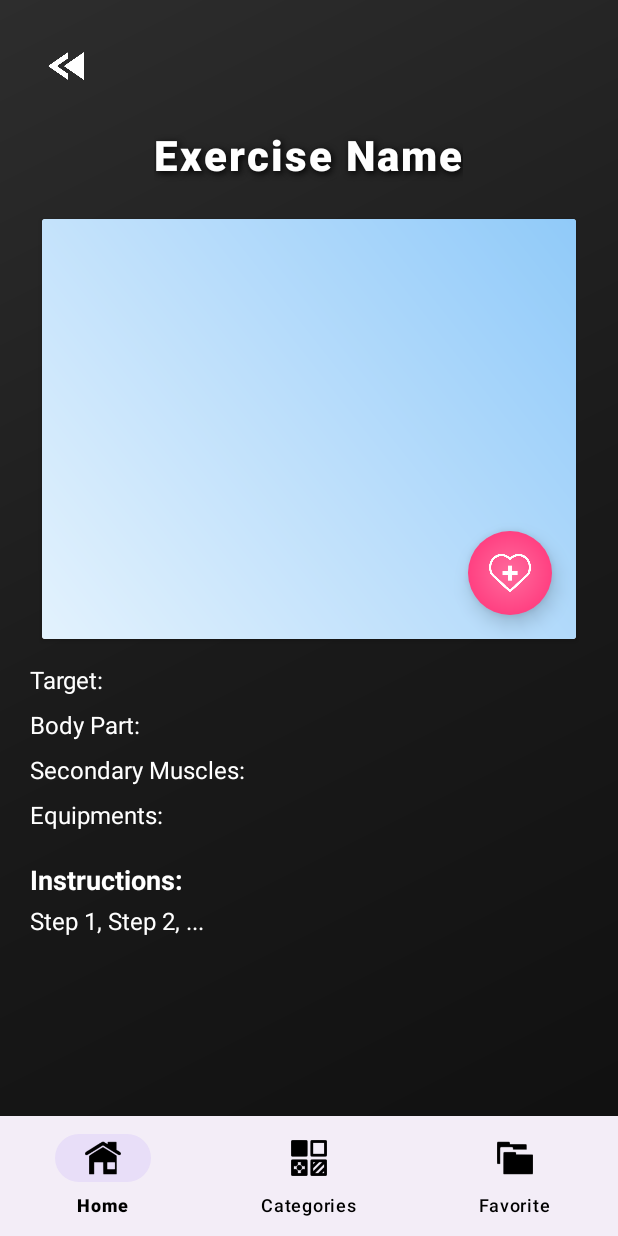
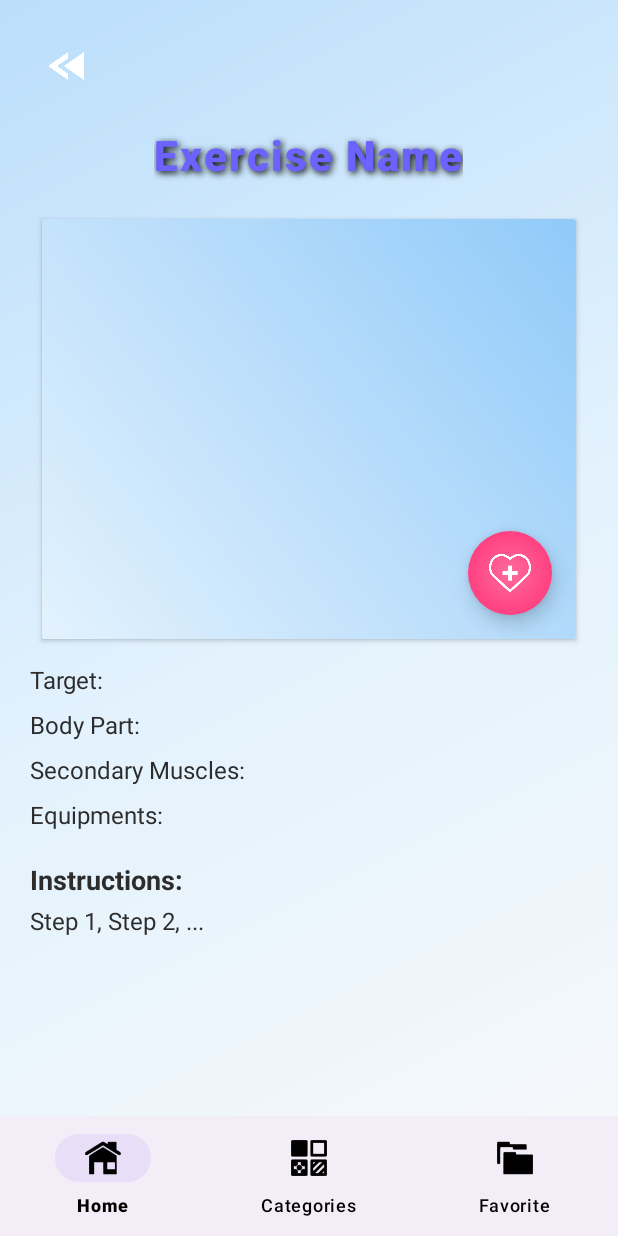
Before and after one commit to NurWahida1090/Exercise, an Android app: the fragment DetailFragment placed in its activity, on a phone screen of 412 x 824 dp. Run offline under Robolectric (Android 15) with nearby library versions, the light colour scheme and no system bars; pictures from the network do not load; 1 statement that could not run was skipped.

Commit message:
ui revisi

```diff
--- a/app/src/main/res/drawable/dark_gradient_bg.xml
+++ b/app/src/main/res/drawable/dark_gradient_bg.xml
@@ -2,8 +2,8 @@
 <shape xmlns:android="http://schemas.android.com/apk/res/android">
     <gradient
         android:angle="135"
-        android:startColor="#0F0F0F"
-        android:centerColor="#1A1A1A"
-        android:endColor="#2D2D2D"
+        android:startColor="#F8F9FA"
+        android:centerColor="#E3F2FD"
+        android:endColor="#BBDEFB"
         android:type="linear" />
 </shape>
--- a/app/src/main/res/layout/activity_auth.xml
+++ /dev/null
@@ -1,5 +0,0 @@
-<?xml version="1.0" encoding="utf-8"?>
-<FrameLayout xmlns:android="http://schemas.android.com/apk/res/android"
-    android:id="@+id/auth_fragment_container"
-    android:layout_width="match_parent"
-    android:layout_height="match_parent"/>
--- a/app/src/main/res/layout/fragment_detail.xml
+++ b/app/src/main/res/layout/fragment_detail.xml
@@ -28,7 +28,7 @@
         android:text="Exercise Name"
         android:textSize="28sp"
         android:textStyle="bold"
-        android:textColor="@color/white"
+        android:textColor="@color/primary_purple"
         android:fontFamily="sans-serif-medium"
         android:letterSpacing="0.05"
         android:shadowColor="#000000"
@@ -104,7 +104,7 @@
                 android:text="Target: "
                 android:textSize="16sp"
                 android:layout_marginBottom="8dp"
-                android:textColor="#FFFFFF"/>
+                android:textColor="@color/text_primary"/>
 
             <TextView
                 android:id="@+id/tv_body_part"
@@ -113,7 +113,7 @@
                 android:text="Body Part: "
                 android:textSize="16sp"
                 android:layout_marginBottom="8dp"
-                android:textColor="#FFFFFF"/>
+                android:textColor="@color/text_primary"/>
 
             <TextView
                 android:id="@+id/tv_secondary_muscles"
@@ -122,7 +122,7 @@
                 android:text="Secondary Muscles: "
                 android:textSize="16sp"
                 android:layout_marginBottom="8dp"
-                android:textColor="#FFFFFF"/>
+                android:textColor="@color/text_primary"/>
 
             <TextView
                 android:id="@+id/tv_equipments"
@@ -131,7 +131,7 @@
                 android:text="Equipments: "
                 android:textSize="16sp"
                 android:layout_marginBottom="8dp"
-                android:textColor="#FFFFFF"/>
+                android:textColor="@color/text_primary"/>
 
             <TextView
                 android:id="@+id/tv_instructions_label"
@@ -142,7 +142,7 @@
                 android:textStyle="bold"
                 android:layout_marginTop="12dp"
                 android:layout_marginBottom="4dp"
-                android:textColor="#FFFFFF"/>
+                android:textColor="@color/text_primary"/>
 
             <TextView
                 android:id="@+id/tv_instructions"
@@ -150,7 +150,7 @@
                 android:layout_height="wrap_content"
                 android:text="Step 1, Step 2, ..."
                 android:textSize="16sp"
-                android:textColor="#FFFFFF"/>
+                android:textColor="@color/text_primary"/>
 
         </LinearLayout>
     </ScrollView>
--- a/app/src/main/res/layout/fragment_favorite.xml
+++ b/app/src/main/res/layout/fragment_favorite.xml
@@ -15,10 +15,10 @@
         android:layout_width="wrap_content"
         android:layout_height="wrap_content"
         android:text="You haven't favorited anything yet"
-        android:textSize="18sp"
+        android:textSize="15sp"
         android:textStyle="bold"
         android:layout_centerInParent="true" android:visibility="gone"
-        android:textColor="@color/white"
+        android:textColor="@color/text_secondary"
         android:gravity="center"/>
 
 </RelativeLayout>
--- a/app/src/main/res/layout/item_exercise.xml
+++ b/app/src/main/res/layout/item_exercise.xml
@@ -53,7 +53,7 @@
                 android:letterSpacing="0.03"
                 android:paddingBottom="8dp"
                 android:maxLines="2"
-                android:ellipsize="end" />
+                android:ellipsize="end"/>
 
             <TextView
                 android:id="@+id/tvTarget"
--- a/app/src/main/res/values/colors.xml
+++ b/app/src/main/res/values/colors.xml
@@ -8,4 +8,5 @@
     <color name="text_secondary">#666666</color>
     <color name="background_light">#F8F9FA</color>
     <color name="oren">#FF9821</color>
+    <color name="ungu">#B871D2</color>
 </resources>
```
Also changed, not shown: app/src/main/res/color/category_chip_text_color.xml (added, +9 -0 lines), app/src/main/res/drawable/category_chip_bg.xml (added, +14 -0 lines), app/src/main/res/layout/fragment_category.xml (+14 -14 lines), app/src/main/res/layout/fragment_exercise_list.xml (+4 -5 lines), app/src/main/res/layout/fragment_home.xml (+10 -10 lines), app/src/main/res/layout/fragment_target_muscle_list.xml (+16 -2 lines), app/src/main/res/layout/item_category.xml (added, +13 -0 lines).
